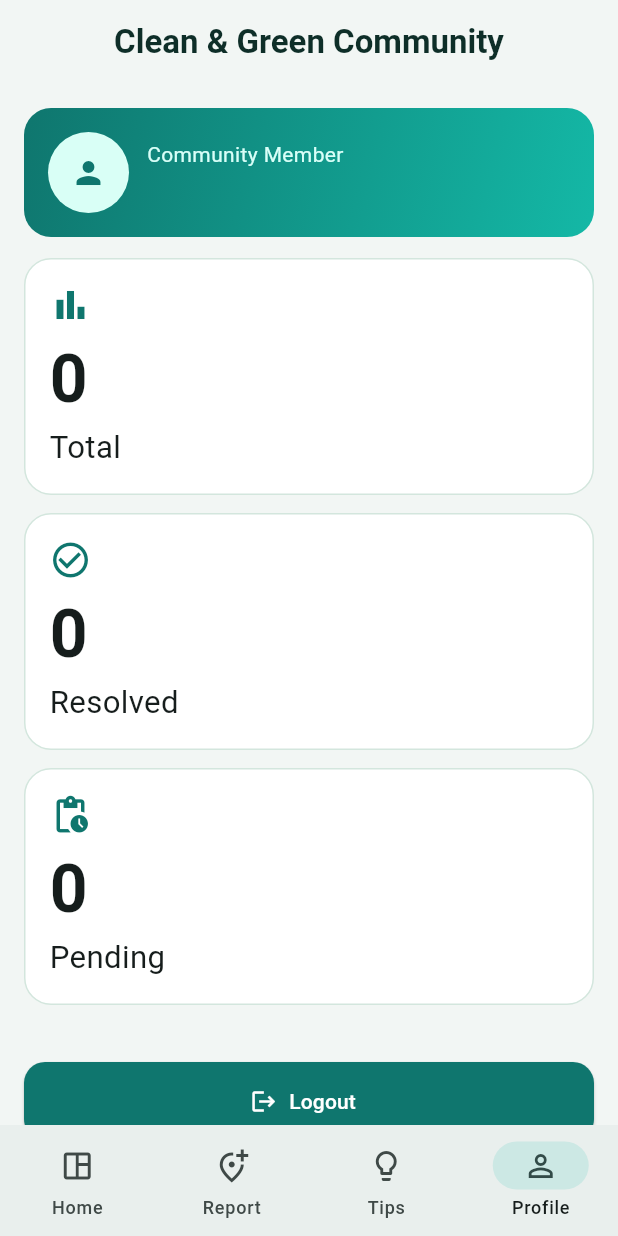
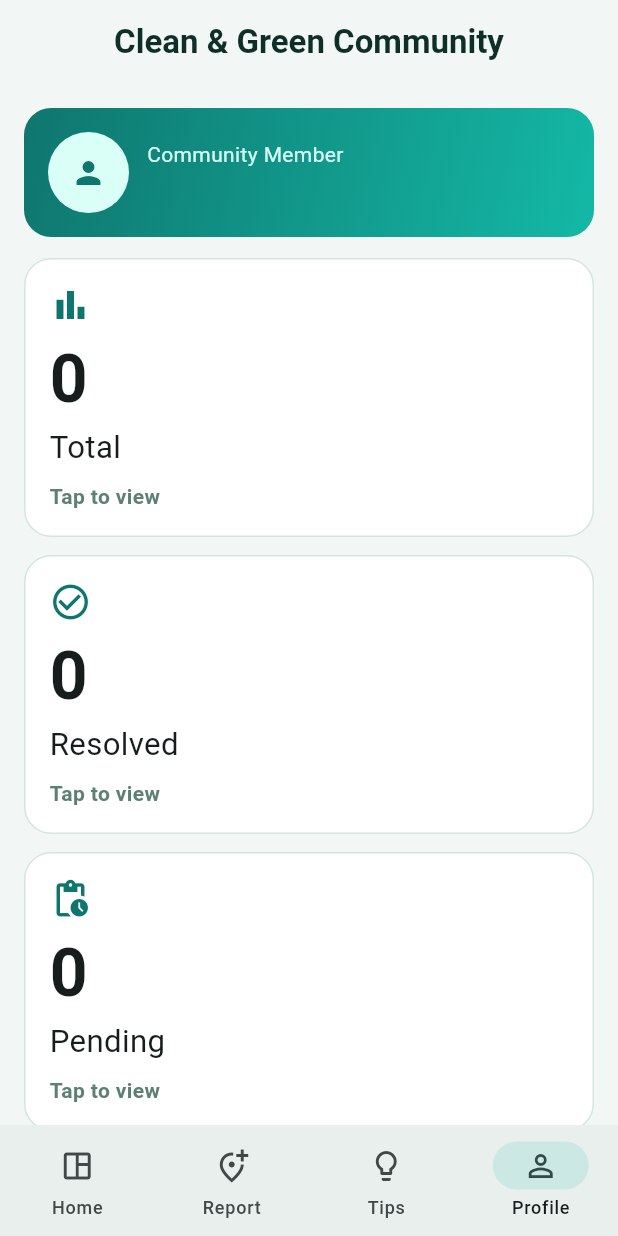
Before and after one commit to csusmitha05/Cleanaware, a Flutter app: the screen it shows once a user with an empty profile is signed in, item 4 of the bottom bar chosen, on a phone screen of 412 x 824 dp. Run offline on Flutter 3.47's test engine with Material 3 defaults, Android fonts, the phone set to English and light mode, and no system bars; our stand-ins replace cloud_firestore, firebase_auth, firebase_core, firebase_messaging, firebase_storage, flutter_map and 6 more; accounts and stored records are empty; network calls fail.

Commit message:
Fix report flow and update profile issue views

```diff
--- a/lib/models/issue_model.dart
+++ b/lib/models/issue_model.dart
@@ -5,6 +5,7 @@ class IssueModel {
   final double latitude;
   final double longitude;
   final String imageUrl;
+  final String imageBase64;
   final DateTime timestamp;
   final String status;
 
@@ -15,9 +16,12 @@ class IssueModel {
     required this.latitude,
     required this.longitude,
     required this.imageUrl,
+    required this.imageBase64,
     required this.timestamp,
     required this.status,
   });
+
+  bool get hasImage => imageUrl.isNotEmpty || imageBase64.isNotEmpty;
 
   factory IssueModel.fromMap(String id, Map<String, dynamic> map) {
     return IssueModel(
@@ -27,6 +31,7 @@ class IssueModel {
       latitude: (map['latitude'] ?? 0).toDouble(),
       longitude: (map['longitude'] ?? 0).toDouble(),
       imageUrl: map['imageURL'] ?? '',
+      imageBase64: map['imageBase64'] ?? '',
       timestamp: (map['timestamp'] as dynamic).toDate(),
       status: map['status'] ?? 'Pending',
     );
@@ -39,6 +44,7 @@ class IssueModel {
       'latitude': latitude,
       'longitude': longitude,
       'imageURL': imageUrl,
+      'imageBase64': imageBase64,
       'timestamp': timestamp,
       'status': status,
     };
--- a/lib/screens/profile_tab.dart
+++ b/lib/screens/profile_tab.dart
@@ -3,7 +3,7 @@ import 'package:provider/provider.dart';
 
 import '../services/auth_service.dart';
 import '../services/firestore_service.dart';
-import 'admin_issues_screen.dart';
+import 'user_issues_screen.dart';
 
 class ProfileTab extends StatelessWidget {
   final String userId;
@@ -15,8 +15,6 @@ class ProfileTab extends StatelessWidget {
 
   @override
   Widget build(BuildContext context) {
-    final isAdmin = email.toLowerCase().contains('admin');
-
     return ListView(
       padding: const EdgeInsets.all(16),
       children: [
@@ -33,24 +31,12 @@ class ProfileTab extends StatelessWidget {
             final pending = total - resolved;
 
             return _statsSection(
-                total: total, resolved: resolved, pending: pending);
-          },
-        ),
-        const SizedBox(height: 14),
-        if (isAdmin)
-          Card(
-            child: ListTile(
-              leading: const Icon(Icons.admin_panel_settings_outlined),
-              title: const Text('Admin Issue Center'),
-              subtitle: const Text('Review and resolve submitted reports.'),
-              trailing: const Icon(Icons.arrow_forward_ios_rounded, size: 16),
-              onTap: () {
-                Navigator.push(
-                  context,
-                  MaterialPageRoute(builder: (_) => const AdminIssuesScreen()),
+              pageContext: context,
+              total: total,
+              resolved: resolved,
+              pending: pending,
             );
           },
-            ),
         ),
         const SizedBox(height: 24),
         ElevatedButton.icon(
@@ -102,8 +88,12 @@ class ProfileTab extends StatelessWidget {
     );
   }
 
-  Widget _statsSection(
-      {required int total, required int resolved, required int pending}) {
+  Widget _statsSection({
+    required BuildContext pageContext,
+    required int total,
+    required int resolved,
+    required int pending,
+  }) {
     return LayoutBuilder(
       builder: (context, constraints) {
         final isWide = constraints.maxWidth > 900;
@@ -112,45 +102,88 @@ class ProfileTab extends StatelessWidget {
             children: [
               Expanded(
                 child: _statCard(
-                      icon: Icons.bar_chart, value: total, label: 'Total')),
+                  context: pageContext,
+                  icon: Icons.bar_chart,
+                  value: total,
+                  label: 'Total',
+                ),
+              ),
               const SizedBox(width: 12),
               Expanded(
                 child: _statCard(
+                  context: pageContext,
                   icon: Icons.check_circle_outline,
                   value: resolved,
-                      label: 'Resolved')),
+                  label: 'Resolved',
+                ),
+              ),
               const SizedBox(width: 12),
               Expanded(
                 child: _statCard(
+                  context: pageContext,
                   icon: Icons.pending_actions_outlined,
                   value: pending,
-                      label: 'Pending')),
+                  label: 'Pending',
+                ),
+              ),
             ],
           );
         }
 
         return Column(
           children: [
-            _statCard(icon: Icons.bar_chart, value: total, label: 'Total'),
+            _statCard(
+              context: pageContext,
+              icon: Icons.bar_chart,
+              value: total,
+              label: 'Total',
+            ),
             const SizedBox(height: 12),
             _statCard(
+              context: pageContext,
               icon: Icons.check_circle_outline,
               value: resolved,
-                label: 'Resolved'),
+              label: 'Resolved',
+            ),
             const SizedBox(height: 12),
             _statCard(
+              context: pageContext,
               icon: Icons.pending_actions_outlined,
               value: pending,
-                label: 'Pending'),
+              label: 'Pending',
+            ),
           ],
         );
       },
     );
   }
 
-  Widget _statCard(
-      {required IconData icon, required int value, required String label}) {
-    return Container(
+  Widget _statCard({
+    required BuildContext context,
+    required IconData icon,
+    required int value,
+    required String label,
+  }) {
+    return InkWell(
+      borderRadius: BorderRadius.circular(18),
+      onTap: () {
+        final statusFilter = switch (label) {
+          'Pending' => 'Pending',
+          'Resolved' => 'Resolved',
+          _ => null,
+        };
+        Navigator.push(
+          context,
+          MaterialPageRoute(
+            builder: (_) => UserIssuesScreen(
+              userId: userId,
+              title: '$label Issues',
+              statusFilter: statusFilter,
+            ),
+          ),
+        );
+      },
+      child: Container(
         width: double.infinity,
         padding: const EdgeInsets.all(16),
         decoration: BoxDecoration(
@@ -166,11 +199,23 @@ class ProfileTab extends StatelessWidget {
             Text(
               '$value',
               style: const TextStyle(
-                fontSize: 44, fontWeight: FontWeight.w700, height: 1),
+                fontSize: 44,
+                fontWeight: FontWeight.w700,
+                height: 1,
+              ),
             ),
             const SizedBox(height: 8),
             Text(label, style: const TextStyle(fontSize: 32 * 0.65)),
+            const SizedBox(height: 8),
+            const Text(
+              'Tap to view',
+              style: TextStyle(
+                color: Color(0xFF5D7F74),
+                fontWeight: FontWeight.w600,
+              ),
+            ),
           ],
+        ),
       ),
     );
   }
```
Also changed, not shown: lib/screens/admin_issues_screen.dart (+30 -5 lines), lib/screens/report_issue_tab.dart (+33 -6 lines), lib/screens/user_issues_screen.dart (added, +149 -0 lines), lib/services/firestore_service.dart (+30 -6 lines), lib/services/image_picker_service.dart (+12 -2 lines), lib/services/location_service.dart (+13 -3 lines), 1 other file. Lines whose indentation alone changed are shown as unchanged.
